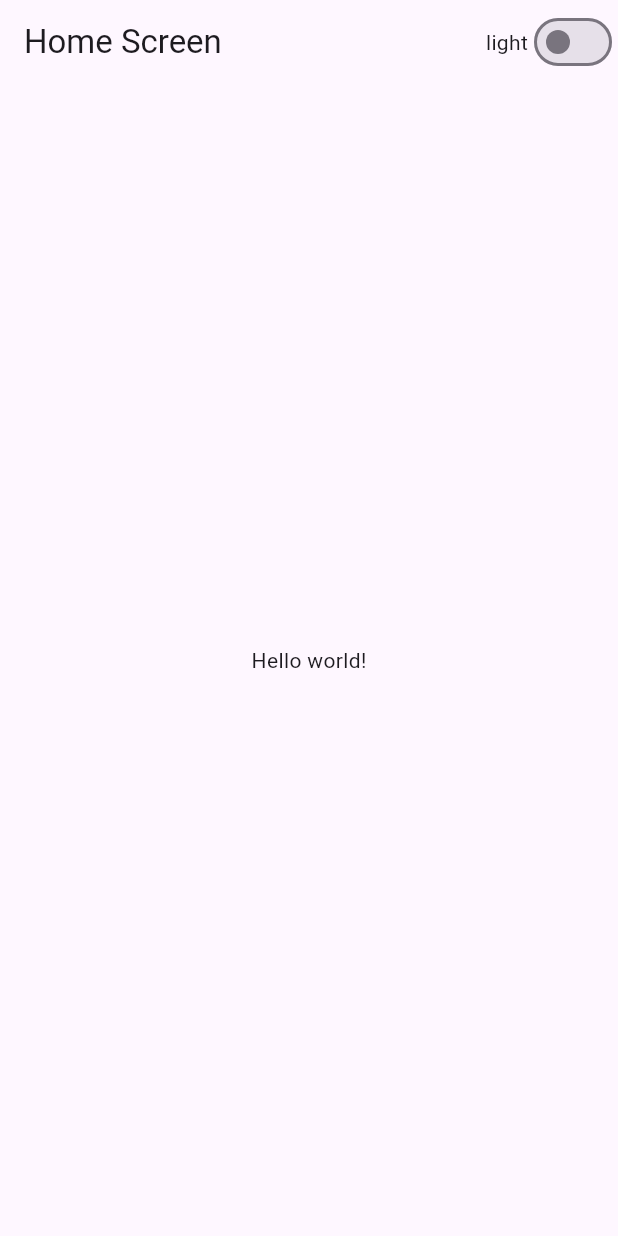
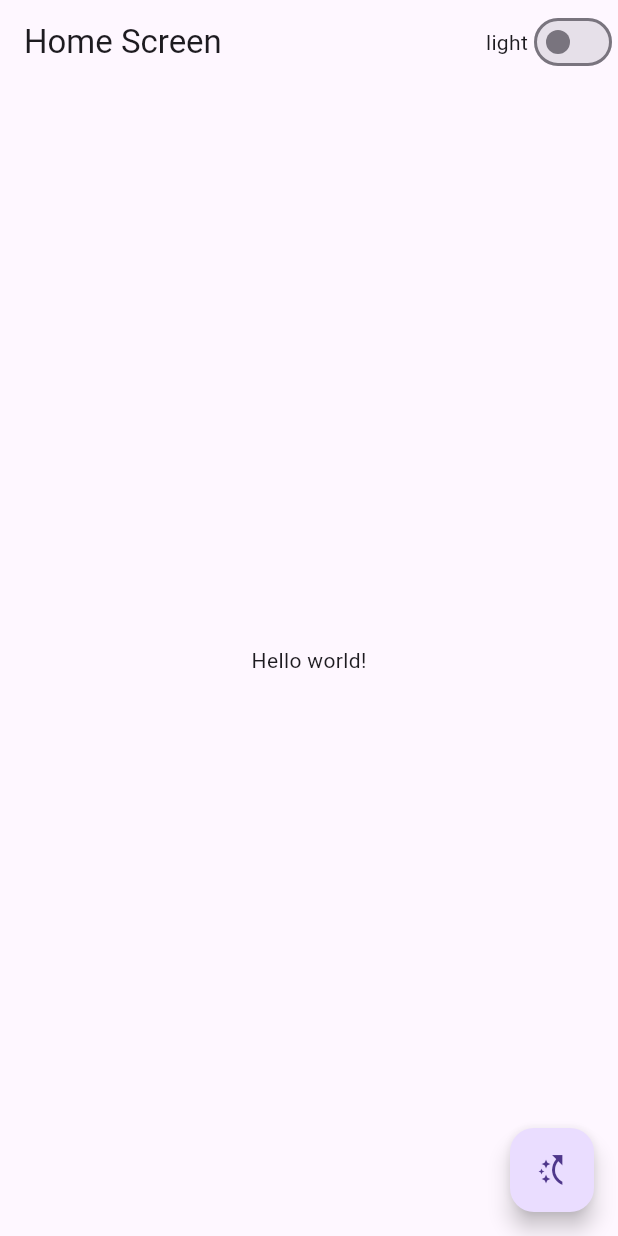
Before and after one commit to tomasbaran/simple_flutter_state_management_examples, a Flutter app: the screen it shows after launch, on a phone screen of 412 x 824 dp. Run offline on Flutter 3.47's test engine with Material 3 defaults, Android fonts, the phone set to English and light mode, and no system bars; our stand-ins replace get_it.

Commit message:
feat: Add FAB

```diff
--- a/lib/value_notifier/screens/value_notifier_home_screen.dart
+++ b/lib/value_notifier/screens/value_notifier_home_screen.dart
@@ -1,4 +1,5 @@
 import 'package:flutter/material.dart';
+import 'package:simple_flutter_state_management_examples/value_notifier/models/person.dart';
 import 'package:simple_flutter_state_management_examples/value_notifier/services/dependency_locator.dart';
 import 'package:simple_flutter_state_management_examples/value_notifier/states/person_state.dart';
 
@@ -13,6 +14,10 @@ class ValueNotifierHomeScreen extends StatelessWidget {
   Widget build(BuildContext context) {
     final personState = locate<PersonState>();
     return Scaffold(
+      floatingActionButton: FloatingActionButton(
+        onPressed: () => personState.setPerson(Person('John', 1)),
+        child: const Icon(Icons.switch_access_shortcut),
+      ),
       appBar: AppBar(
         title: const Text('Home Screen'),
         actions: [
@@ -23,7 +28,7 @@ class ValueNotifierHomeScreen extends StatelessWidget {
         child: ValueListenableBuilder(
             valueListenable: personState.selectedPerson,
             builder: (context, selectedPerson, child) {
-              return Text('Hello ${selectedPerson ?? 'world'}!');
+              return Text('Hello ${selectedPerson?.name ?? 'world'}!');
             }),
       ),
     );
--- a/lib/value_notifier/states/person_state.dart
+++ b/lib/value_notifier/states/person_state.dart
@@ -3,4 +3,8 @@ import 'package:simple_flutter_state_management_examples/value_notifier/models/p
 
 class PersonState {
   final selectedPerson = ValueNotifier<Person?>(null);
+
+  setPerson(Person person) {
+    selectedPerson.value = person;
+  }
 }
```
